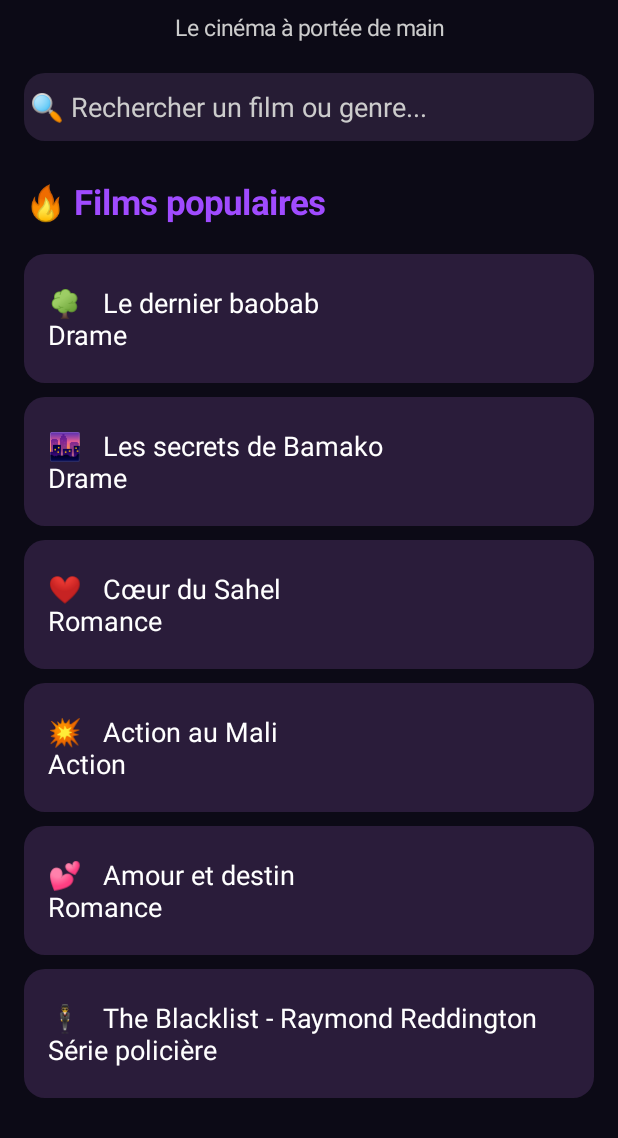
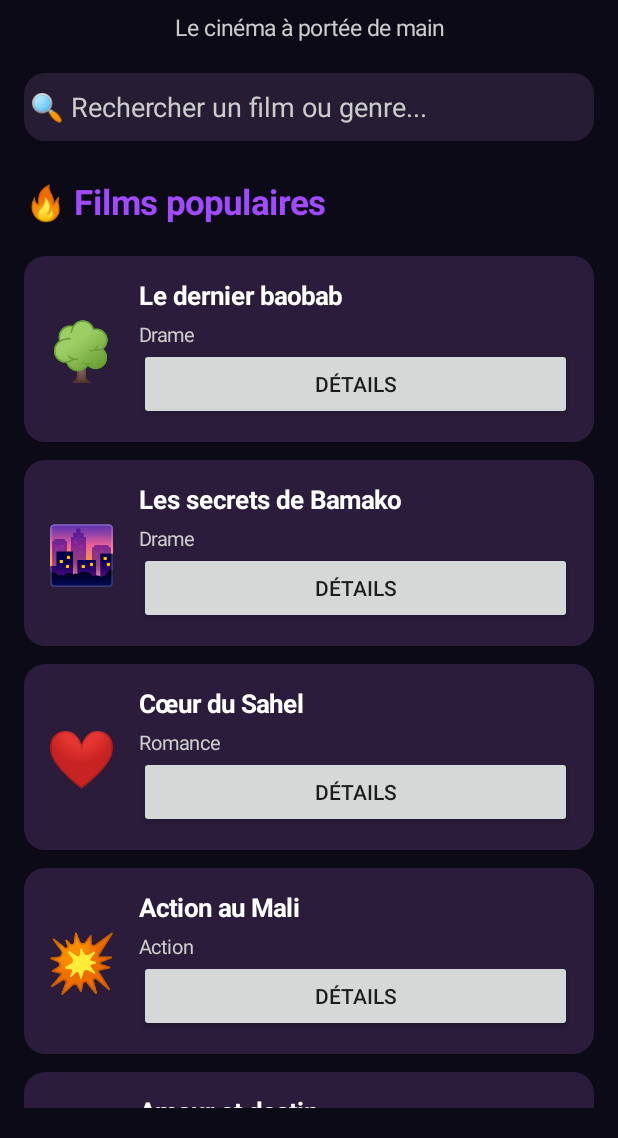
Before and after one commit to mahamadoumd237-hash/mali-cine, an Android app: the screen it shows after launch (MainActivity), on a phone screen of 412 x 824 dp, the part 98-1236 px from its top. Run offline under Robolectric (Android 15) with nearby library versions, the phone set to English and light mode, and no system bars.

Commit message:
Refactor afficherFilms method for better UI
Refactor afficherFilms method to improve layout and add details button for each film.

```diff
--- a/app/src/main/java/com/malicine/app/MainActivity.java
+++ b/app/src/main/java/com/malicine/app/MainActivity.java
@@ -54,6 +54,7 @@ String[] emojis = {
         return t;
     }
 
+
 void afficherFilms(String recherche) {
     listeFilms.removeAllViews();
     boolean trouve = false;
@@ -64,27 +65,56 @@ String[] emojis = {
 
             trouve = true;
 
-                TextView item = texte(
-                    emojis[i] + "   " + films[i] + "\n" + genres[i],
-                    18, Color.WHITE
-                );
-                item.setPadding(dp(16), dp(20), dp(16), dp(20));
-                item.setBackground(carte(Color.rgb(42, 28, 58)));
+            LinearLayout carteFilm = new LinearLayout(this);
+            carteFilm.setOrientation(0);
+            carteFilm.setGravity(Gravity.CENTER_VERTICAL);
+            carteFilm.setPadding(dp(15), dp(15), dp(15), dp(15));
+            carteFilm.setBackground(carte(Color.rgb(42, 28, 58)));
+
+            TextView affiche = texte(emojis[i], 38, Color.WHITE);
+            carteFilm.addView(affiche);
+
+            LinearLayout infos = new LinearLayout(this);
+            infos.setOrientation(1);
+            infos.setPadding(dp(15), 0, 0, 0);
+
+            TextView nom = texte(films[i], 17, Color.WHITE);
+            nom.setTypeface(null, Typeface.BOLD);
+            infos.addView(nom);
+
+            TextView genre = texte(genres[i], 13, Color.LTGRAY);
+            genre.setPadding(0, dp(6), 0, 0);
+            infos.addView(genre);
+
+            Button details = new Button(this);
+            details.setText("Détails");
+            details.setOnClickListener(v -> {
+                new android.app.AlertDialog.Builder(this)
+                    .setTitle(films[i])
+                    .setMessage("Catégorie : " + genres[i])
+                    .setPositiveButton("Fermer", null)
+                    .show();
+            });
+            infos.addView(details);
+
+            carteFilm.addView(infos,
+                new LinearLayout.LayoutParams(0, -2, 1));
 
             LinearLayout.LayoutParams p =
                 new LinearLayout.LayoutParams(-1, -2);
-                p.setMargins(0, dp(5), 0, dp(5));
-                listeFilms.addView(item, p);
+            p.setMargins(0, dp(6), 0, dp(6));
+
+            listeFilms.addView(carteFilm, p);
         }
     }
 
     if (!trouve) {
-            TextView vide = texte(
-                "Aucun film trouvé", 16, Color.LTGRAY);
-            vide.setPadding(0, dp(20), 0, dp(20));
-            listeFilms.addView(vide);
+        listeFilms.addView(
+            texte("Aucun film trouvé", 16, Color.LTGRAY)
+        );
     }
 }
+
 
     @Override
     protected void onCreate(Bundle savedInstanceState) {
```
Lines whose indentation alone changed are shown as unchanged.
